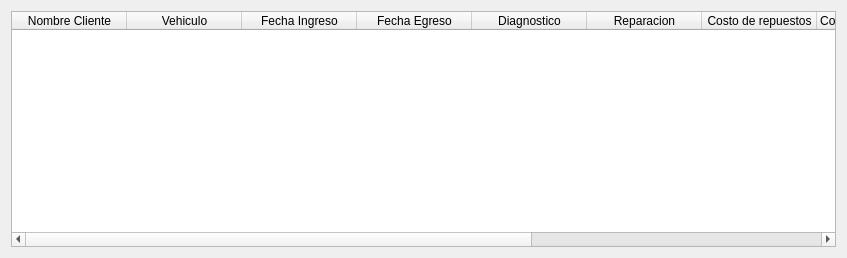
First picture: the form in views/Views ui/HistorialWorksUI.ui, repository ValenDD/Desktop_app_mechanical_workshop, before the edit.
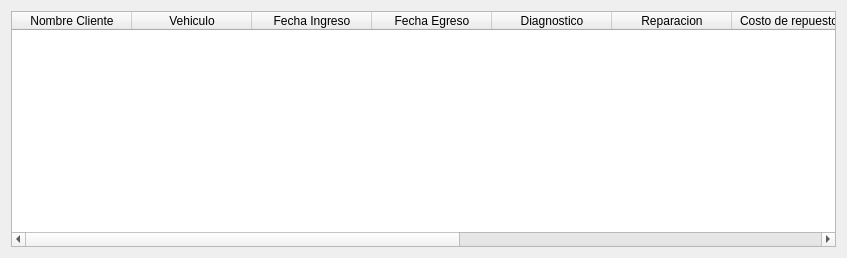
Second picture: the form after the edit.

Diff of the .ui file:
```diff
--- a/views/Views ui/HistorialWorksUI.ui
+++ b/views/Views ui/HistorialWorksUI.ui
@@ -34,7 +34,7 @@
         <bool>true</bool>
        </attribute>
        <attribute name="horizontalHeaderDefaultSectionSize">
-        <number>115</number>
+        <number>120</number>
        </attribute>
        <column>
         <property name="text">
```
